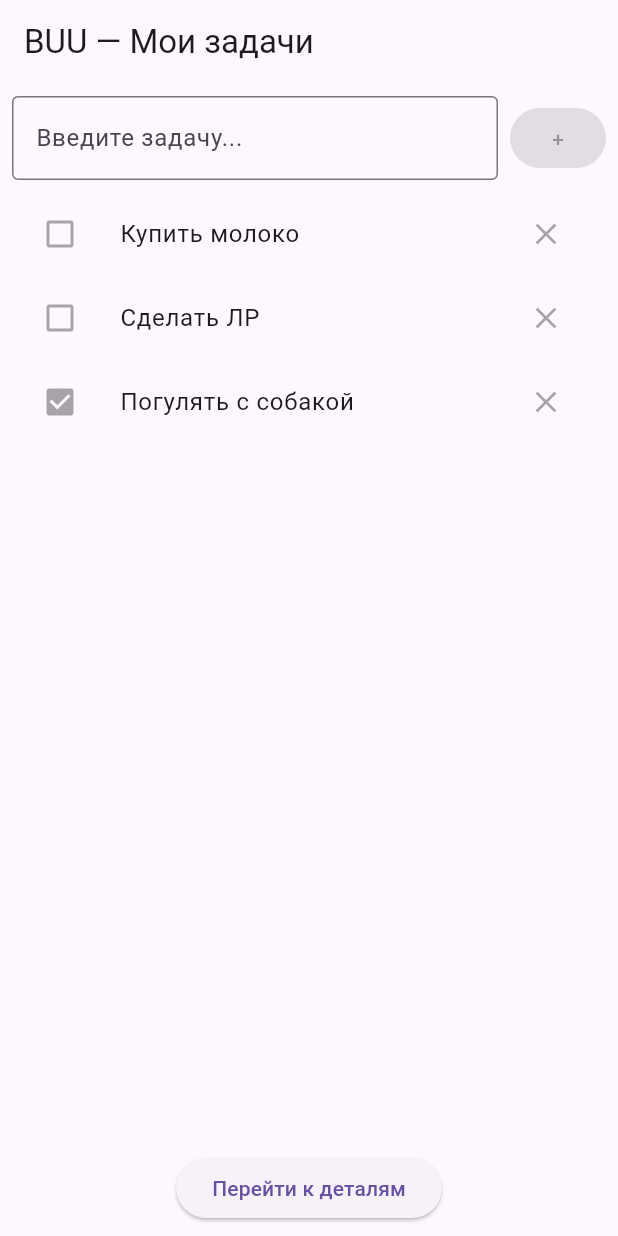
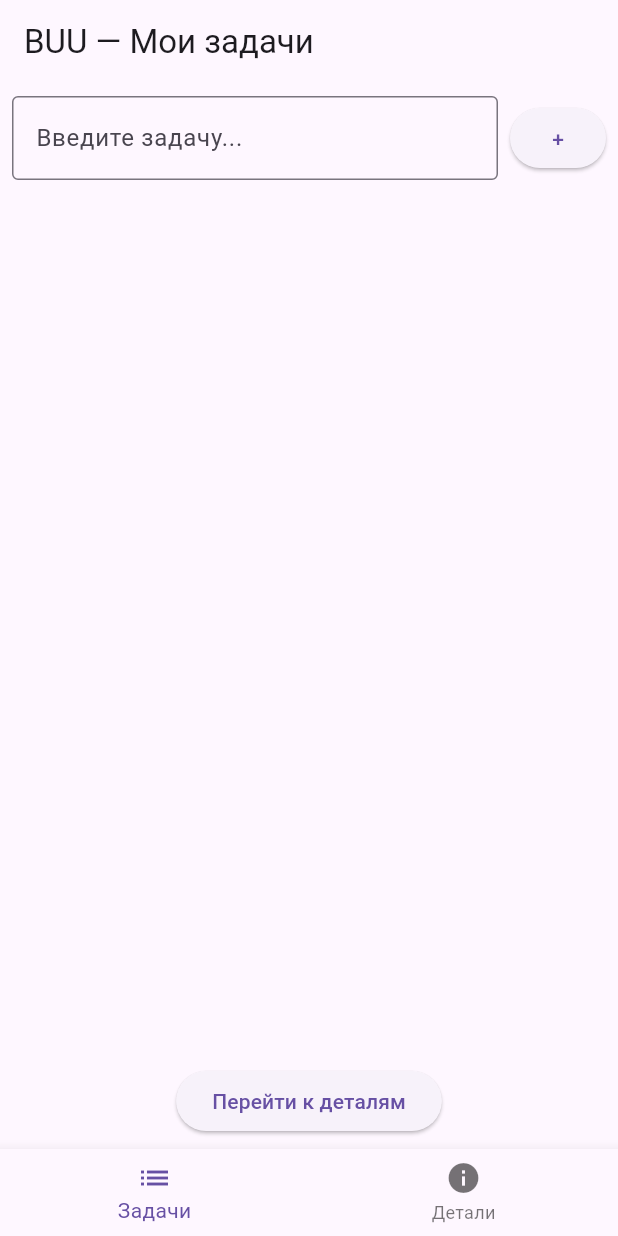
Before and after one commit to LUSKOVA/buu-labs, a Flutter app: the screen it shows after launch, on a phone screen of 412 x 824 dp. Run offline on Flutter 3.47's test engine with Material 3 defaults, Android fonts, the phone set to English and light mode, and no system bars.

Commit message:
LR5: добавлена навигация и интерактивность в BUU

```diff
--- a/lib/main.dart
+++ b/lib/main.dart
@@ -11,14 +11,66 @@ class MainApp extends StatelessWidget {
   Widget build(BuildContext context) {
     return const MaterialApp(
       debugShowCheckedModeBanner: false,
-      home: HomeScreen(),
+      home: MainScreen(),
+    );
+  }
+}
+
+// ================= Главное с BottomNavigationBar =================
+class MainScreen extends StatefulWidget {
+  const MainScreen({super.key});
+
+  @override
+  State<MainScreen> createState() => _MainScreenState();
+}
+
+class _MainScreenState extends State<MainScreen> {
+  int _selectedIndex = 0;
+
+  final List<Widget> _screens = const [
+    HomeScreen(),
+    DetailsScreen(),
+  ];
+
+  void _onItemTapped(int index) {
+    setState(() {
+      _selectedIndex = index;
+    });
+  }
+
+  @override
+  Widget build(BuildContext context) {
+    return Scaffold(
+      body: _screens[_selectedIndex],
+      bottomNavigationBar: BottomNavigationBar(
+        currentIndex: _selectedIndex,
+        onTap: _onItemTapped,
+        items: const [
+          BottomNavigationBarItem(
+            icon: Icon(Icons.list),
+            label: 'Задачи',
+          ),
+          BottomNavigationBarItem(
+            icon: Icon(Icons.info),
+            label: 'Детали',
+          ),
+        ],
+      ),
     );
   }
 }
 
 // ================= Главный экран =================
-class HomeScreen extends StatelessWidget {
+class HomeScreen extends StatefulWidget {
   const HomeScreen({super.key});
+
+  @override
+  State<HomeScreen> createState() => _HomeScreenState();
+}
+
+class _HomeScreenState extends State<HomeScreen> {
+  final TextEditingController _controller = TextEditingController();
+  final List<Task> _tasks = [];
 
   @override
   Widget build(BuildContext context) {
@@ -30,9 +82,10 @@ class HomeScreen extends StatelessWidget {
             padding: const EdgeInsets.all(8.0),
             child: Row(
               children: [
-                const Expanded(
+                Expanded(
                   child: TextField(
-                    decoration: InputDecoration(
+                    controller: _controller,
+                    decoration: const InputDecoration(
                       hintText: 'Введите задачу...',
                       border: OutlineInputBorder(),
                     ),
@@ -40,47 +93,64 @@ class HomeScreen extends StatelessWidget {
                 ),
                 const SizedBox(width: 8),
                 ElevatedButton(
-                  onPressed: null, // пока без логики
+                  onPressed: () {
+                    if (_controller.text.isNotEmpty) {
+                      setState(() {
+                        _tasks.add(Task(_controller.text));
+                        _controller.clear();
+                      });
+                    }
+                  },
                   child: const Text('+'),
                 ),
               ],
             ),
           ),
           Expanded(
-            child: ListView(
-              children: [
-                ListTile(
-                  leading: const Checkbox(value: false, onChanged: null),
-                  title: const Text('Купить молоко'),
+            child: ListView.builder(
+              itemCount: _tasks.length,
+              itemBuilder: (context, index) {
+                final task = _tasks[index];
+                return ListTile(
+                  leading: Checkbox(
+                    value: task.done,
+                    onChanged: (value) {
+                      setState(() {
+                        task.done = value!;
+                      });
+                    },
+                  ),
+                  title: Text(
+                    task.title,
+                    style: TextStyle(
+                      decoration: task.done
+                          ? TextDecoration.lineThrough
+                          : TextDecoration.none,
+                    ),
+                  ),
                   trailing: IconButton(
                     icon: const Icon(Icons.close),
-                    onPressed: null,
+                    onPressed: () {
+                      setState(() {
+                        _tasks.removeAt(index);
+                      });
+                    },
                   ),
-                ),
-                ListTile(
-                  leading: const Checkbox(value: false, onChanged: null),
-                  title: const Text('Сделать ЛР'),
-                  trailing: IconButton(
-                    icon: const Icon(Icons.close),
-                    onPressed: null,
-                  ),
-                ),
-                ListTile(
-                  leading: const Checkbox(value: true, onChanged: null),
-                  title: const Text('Погулять с собакой'),
-                  trailing: IconButton(
-                    icon: const Icon(Icons.close),
-                    onPressed: null,
-                  ),
-                ),
-              ],
+                );
+              },
             ),
           ),
           Padding(
             padding: const EdgeInsets.all(8.0),
             child: ElevatedButton(
               onPressed: () {
-                // На данном этапе навигация не требуется
+                // Пример Navigator.push для открытия деталей
+                Navigator.push(
+                  context,
+                  MaterialPageRoute(
+                    builder: (context) => const DetailsScreen(),
+                  ),
+                );
               },
               child: const Text('Перейти к деталям'),
             ),
@@ -99,23 +169,21 @@ class DetailsScreen extends StatelessWidget {
   Widget build(BuildContext context) {
     return Scaffold(
       appBar: AppBar(title: const Text('Детали / Информация')),
-      body: Center(
-        child: Column(
-          mainAxisAlignment: MainAxisAlignment.center,
-          children: const [
-            Text(
-              '"Цитата загружается..."',
-              textAlign: TextAlign.center,
-              style: TextStyle(fontSize: 18),
-            ),
-            SizedBox(height: 20),
-            ElevatedButton(
-              onPressed: null, // Пока без логики
-              child: Text('Назад'),
-            ),
-          ],
+      body: const Center(
+        child: Text(
+          '"Цитата загружается..."',
+          textAlign: TextAlign.center,
+          style: TextStyle(fontSize: 18),
         ),
       ),
     );
   }
 }
+
+// ================= Класс задачи =================
+class Task {
+  String title;
+  bool done;
+
+  Task(this.title, {this.done = false});
+}
```
